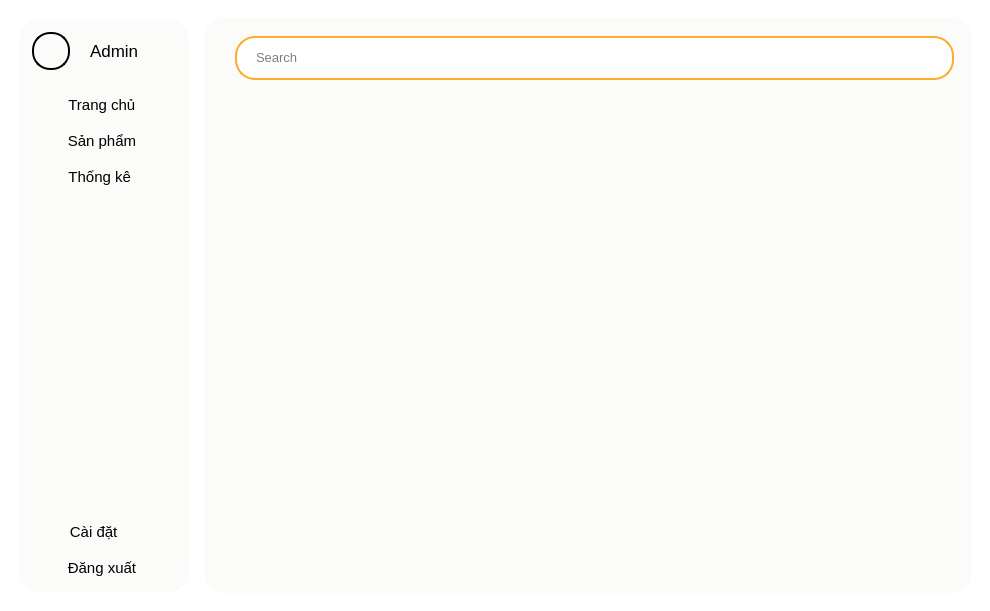
First picture: the form in SPCK/GUI/admin.ui, repository MaiNgocChau9/Python-App-Instance, before the edit.
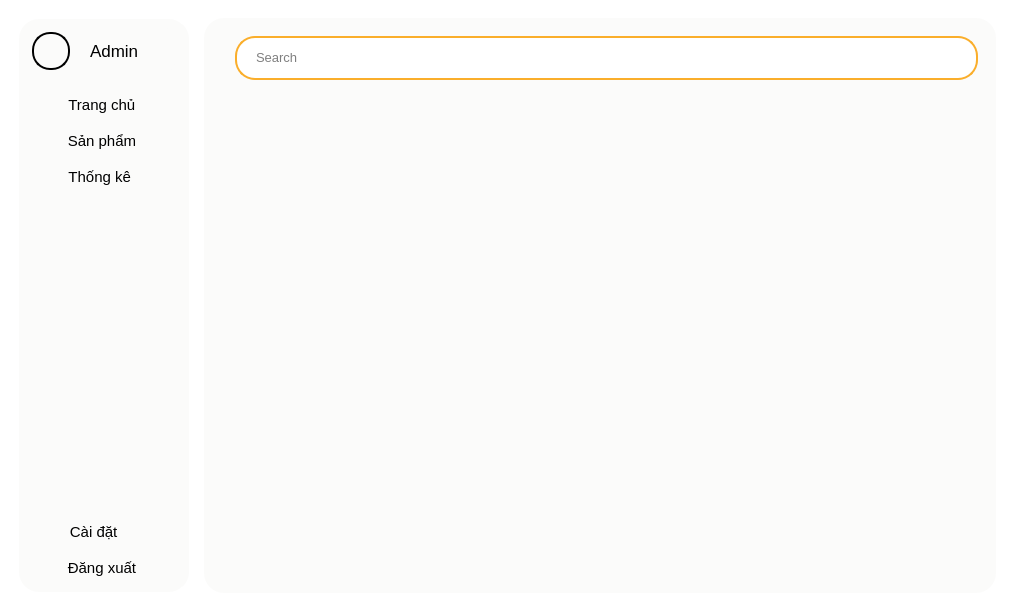
Second picture: the form after the edit. Icons and pictures are not drawn.

What changed in the file:
```diff
--- a/SPCK/GUI/admin.ui
+++ b/SPCK/GUI/admin.ui
@@ -6,7 +6,7 @@
    <rect>
     <x>0</x>
     <y>0</y>
-    <width>990</width>
+    <width>1014</width>
     <height>611</height>
    </rect>
   </property>
@@ -705,7 +705,8 @@
            <item>
             <widget class="QWidget" name="widget_18" native="true">
              <property name="styleSheet">
-              <string notr="true">border-radius: 0px;</string>
+              <string notr="true">border: 0px;
+border-radius: 0px;</string>
              </property>
              <layout class="QVBoxLayout" name="verticalLayout">
               <item>
```
Left out of the diff: 57 changed lines with no effect on the pictures.
